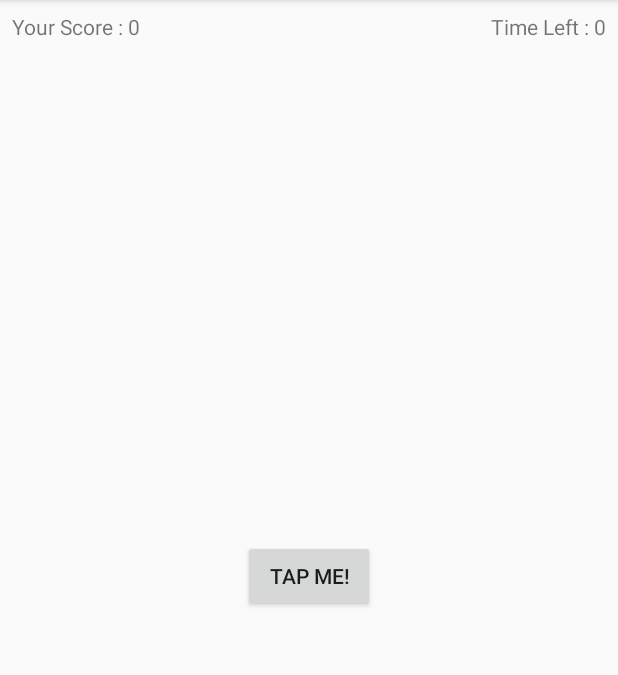
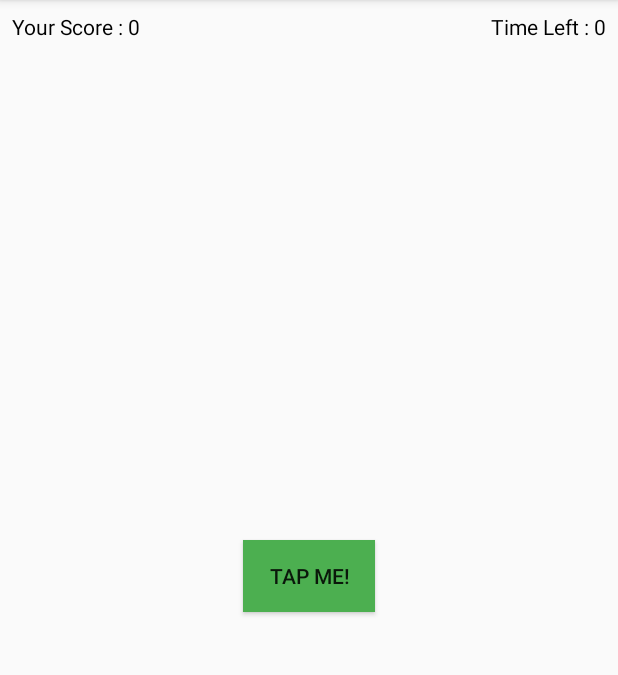
Before and after one commit to nick2905/TimeFighter, an Android app: the screen it shows after launch (MainActivity), on a phone screen of 412 x 824 dp, the part 84-759 px from its top. Run offline under Robolectric (Android 15) with nearby library versions, the phone set to English and light mode, and no system bars; our stand-ins replace data binding.

Commit message:
Challenge 9 Changing Colors

```diff
--- a/TimeFighter/app/src/main/res/layout/activity_main.xml
+++ b/TimeFighter/app/src/main/res/layout/activity_main.xml
@@ -19,6 +19,7 @@
             android:id="@+id/tapMeButton"
             android:layout_width="wrap_content"
             android:layout_height="wrap_content"
+            android:background="@color/colorBackgroundButton"
             android:onClick="@{()->viewmodel.onTap()}"
             android:text="@string/tap_me"
             app:layout_constraintBottom_toBottomOf="parent"
@@ -33,6 +34,7 @@
             android:layout_marginStart="8dp"
             android:layout_marginTop="8dp"
             android:text="@{`Your Score : ` + viewmodel.score}"
+            android:textColor="@color/colorBlack"
             app:layout_constraintStart_toStartOf="parent"
             app:layout_constraintTop_toTopOf="parent" />
 
@@ -43,6 +45,7 @@
             android:layout_marginTop="8dp"
             android:layout_marginEnd="8dp"
             android:text="@{`Time Left : ` + viewmodel.time}"
+            android:textColor="@color/colorBlack"
             app:layout_constraintEnd_toEndOf="parent"
             app:layout_constraintTop_toTopOf="parent" />
 
--- a/TimeFighter/app/src/main/res/values/colors.xml
+++ b/TimeFighter/app/src/main/res/values/colors.xml
@@ -3,4 +3,8 @@
     <color name="colorPrimary">#6200EE</color>
     <color name="colorPrimaryDark">#3700B3</color>
     <color name="colorAccent">#03DAC5</color>
+
+    <!--  Changing Colors  -->
+    <color name="colorBlack">#000000</color>
+    <color name="colorBackgroundButton">#4CAF50</color>
 </resources>
```
Also changed, not shown: 2 other files.
